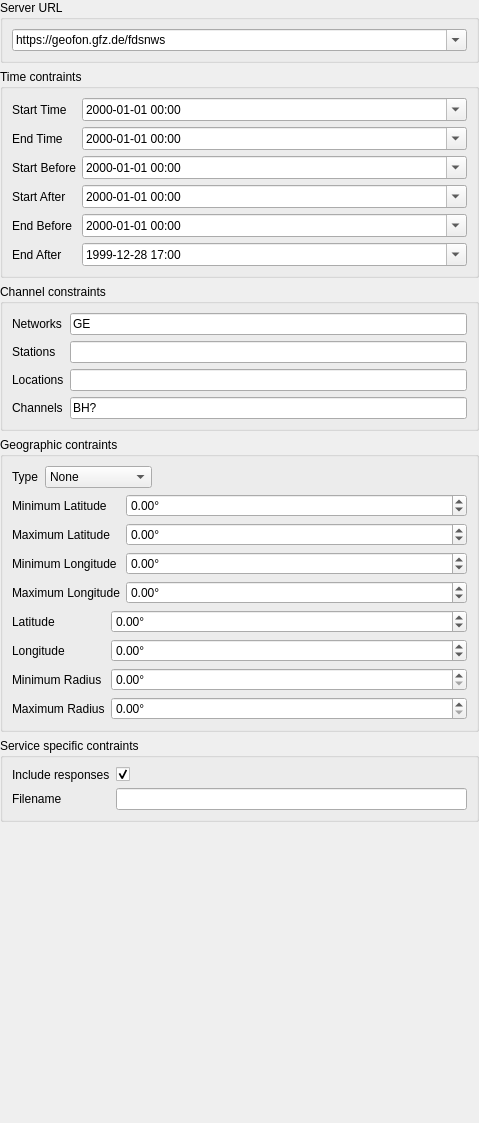
Before: the Qt Designer form apps/tools/scconfig/dialogs/importfdsnws_sidebar.ui in SeisComP/common, drawn with Qt 5.
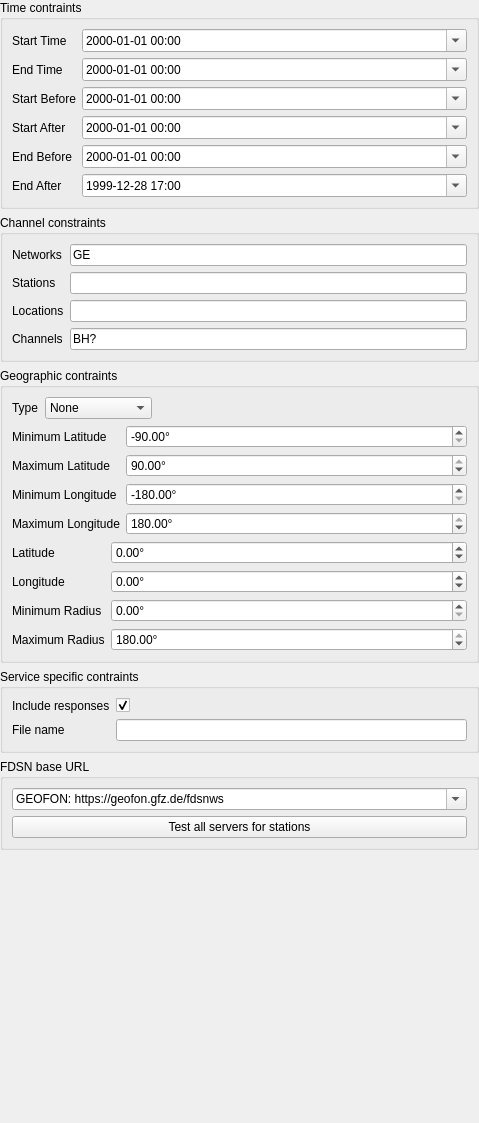
After: the same form once the commit is applied.

Commit message: [scconfig] Control the level for showing parameters, groups and structs

Patch:
```diff
--- a/apps/tools/scconfig/dialogs/importfdsnws_sidebar.ui
+++ b/apps/tools/scconfig/dialogs/importfdsnws_sidebar.ui
@@ -23,35 +23,6 @@
    <property name="bottomMargin">
     <number>0</number>
    </property>
-   <item>
-    <widget class="QGroupBox" name="groupBox_5">
-     <property name="title">
-      <string>Server URL</string>
-     </property>
-     <layout class="QVBoxLayout" name="verticalLayout_3">
-      <item>
-       <widget class="QComboBox" name="comboServerURL">
-        <property name="editable">
-         <bool>true</bool>
-        </property>
-        <property name="currentIndex">
-         <number>0</number>
-        </property>
-        <item>
-         <property name="text">
-          <string>https://geofon.gfz.de/fdsnws</string>
-         </property>
-        </item>
-        <item>
-         <property name="text">
-          <string>https://service.earthscope.org/fdsnws</string>
-         </property>
-        </item>
-       </widget>
-      </item>
-     </layout>
-    </widget>
-   </item>
    <item>
     <widget class="QGroupBox" name="groupBox_2">
      <property name="title">
@@ -397,6 +368,9 @@
            <property name="maximum">
             <double>90.000000000000000</double>
            </property>
+           <property name="value">
+            <double>-90.000000000000000</double>
+           </property>
           </widget>
          </item>
          <item row="1" column="0">
@@ -417,6 +391,9 @@
            <property name="maximum">
             <double>90.000000000000000</double>
            </property>
+           <property name="value">
+            <double>90.000000000000000</double>
+           </property>
           </widget>
          </item>
          <item row="2" column="0">
@@ -437,6 +414,9 @@
            <property name="maximum">
             <double>180.000000000000000</double>
            </property>
+           <property name="value">
+            <double>-180.000000000000000</double>
+           </property>
           </widget>
          </item>
          <item row="3" column="0">
@@ -457,6 +437,9 @@
            <property name="maximum">
             <double>180.000000000000000</double>
            </property>
+           <property name="value">
+            <double>180.000000000000000</double>
+           </property>
           </widget>
          </item>
         </layout>
@@ -548,9 +531,15 @@
            <property name="suffix">
             <string>°</string>
            </property>
+           <property name="minimum">
+            <double>0.000000000000000</double>
+           </property>
            <property name="maximum">
             <double>180.000000000000000</double>
            </property>
+           <property name="value">
+            <double>0.000000000000000</double>
+           </property>
           </widget>
          </item>
          <item row="3" column="1">
@@ -558,9 +547,15 @@
            <property name="suffix">
             <string>°</string>
            </property>
+           <property name="minimum">
+            <double>0.000000000000000</double>
+           </property>
            <property name="maximum">
             <double>180.000000000000000</double>
            </property>
+           <property name="value">
+            <double>180.000000000000000</double>
+           </property>
           </widget>
          </item>
         </layout>
@@ -601,7 +596,7 @@
       <item row="1" column="0">
        <widget class="QLabel" name="label_21">
         <property name="text">
-         <string>Filename</string>
+         <string>File name</string>
         </property>
        </widget>
       </item>
@@ -621,6 +616,45 @@
      </layout>
     </widget>
    </item>
+   <item>
+    <widget class="QGroupBox" name="groupBox_5">
+     <property name="title">
+      <string>FDSN base URL</string>
+     </property>
+     <layout class="QVBoxLayout" name="verticalLayout_3">
+      <item>
+       <widget class="QComboBox" name="comboServerURL">
+        <property name="editable">
+         <bool>true</bool>
+        </property>
+        <property name="currentIndex">
+         <number>0</number>
+        </property>
+        <item>
+         <property name="text">
+          <string>GEOFON: https://geofon.gfz.de/fdsnws</string>
+         </property>
+        </item>
+        <item>
+         <property name="text">
+          <string>EarthScope: https://service.earthscope.org/fdsnws</string>
+         </property>
+        </item>
+       </widget>
+      </item>
+      <item>
+       <widget class="QPushButton" name="btnTestServers">
+        <property name="toolTip">
+         <string>Query every server for the number of stations matching the current constraints</string>
+        </property>
+        <property name="text">
+         <string>Test all servers for stations</string>
+        </property>
+       </widget>
+      </item>
+     </layout>
+    </widget>
+   </item>
    <item>
     <spacer name="verticalSpacer">
      <property name="orientation">
```
Left out of the diff: 7 changed lines with no effect on the pictures. The commit also changes 28 other files.
